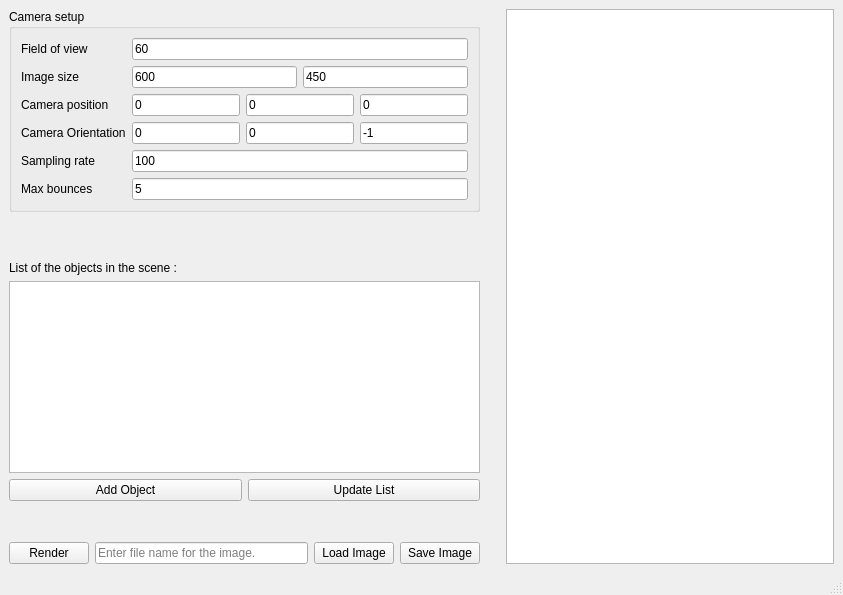
This is IN204_qt/mainwindow.ui in AchilleBailly/IN204_OORT as Qt 5 draws it before an edit. The edited form follows.
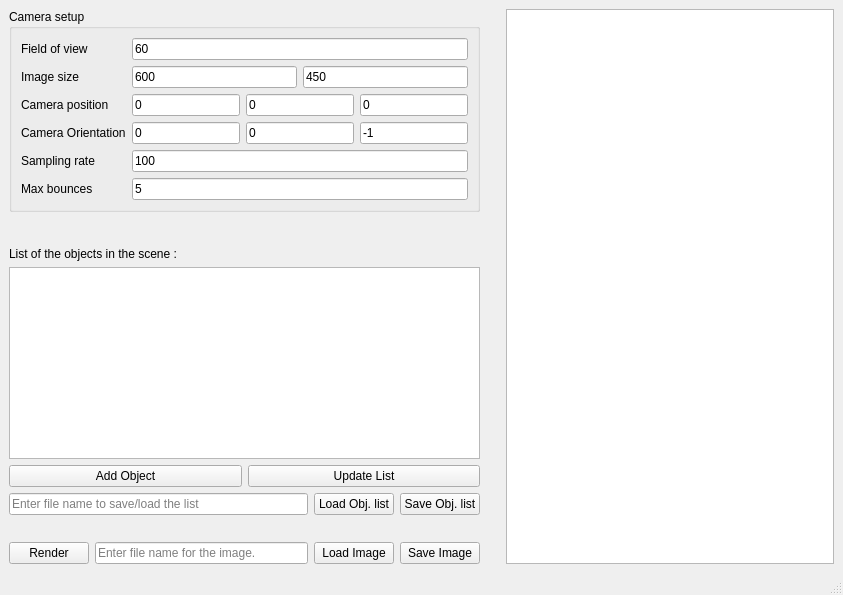
This is the edited form.

Commit message: added save scene to json

The edit to the form file:
```diff
--- a/IN204_qt/mainwindow.ui
+++ b/IN204_qt/mainwindow.ui
@@ -276,6 +276,31 @@
         </item>
        </layout>
       </item>
+      <item>
+       <layout class="QHBoxLayout" name="horizontalLayout_7">
+        <item>
+         <widget class="QLineEdit" name="lineJsonFileName">
+          <property name="placeholderText">
+           <string>Enter file name to save/load the list</string>
+          </property>
+         </widget>
+        </item>
+        <item>
+         <widget class="QPushButton" name="buttonLoadJson">
+          <property name="text">
+           <string>Load Obj. list</string>
+          </property>
+         </widget>
+        </item>
+        <item>
+         <widget class="QPushButton" name="buttonSaveJson">
+          <property name="text">
+           <string>Save Obj. list</string>
+          </property>
+         </widget>
+        </item>
+       </layout>
+      </item>
       <item>
        <layout class="QHBoxLayout" name="horizontalLayout_2">
         <item alignment="Qt::AlignBottom">
```
The commit also changes 31 other files.
